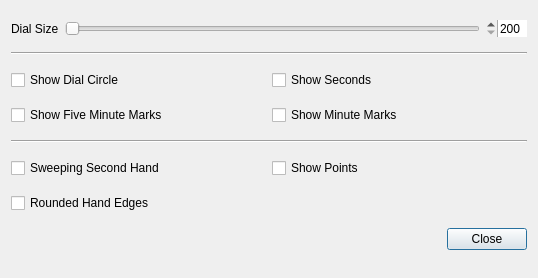
Before: the Qt Designer form dialog.ui in Samson666/samclock, drawn with Qt 5.
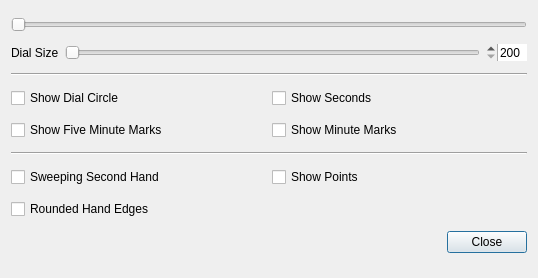
After: the same form once the commit is applied.

The edit to the form file:
```diff
--- a/dialog.ui
+++ b/dialog.ui
@@ -14,6 +14,20 @@
    <string>Dialog</string>
   </property>
   <layout class="QVBoxLayout" name="verticalLayout">
+   <item>
+    <layout class="QHBoxLayout" name="horizontalLayout_2">
+     <item>
+      <widget class="QSlider" name="horizontalSlider">
+       <property name="autoFillBackground">
+        <bool>true</bool>
+       </property>
+       <property name="orientation">
+        <enum>Qt::Orientation::Horizontal</enum>
+       </property>
+      </widget>
+     </item>
+    </layout>
+   </item>
    <item>
     <layout class="QHBoxLayout" name="horizontalLayout">
      <item>
```
